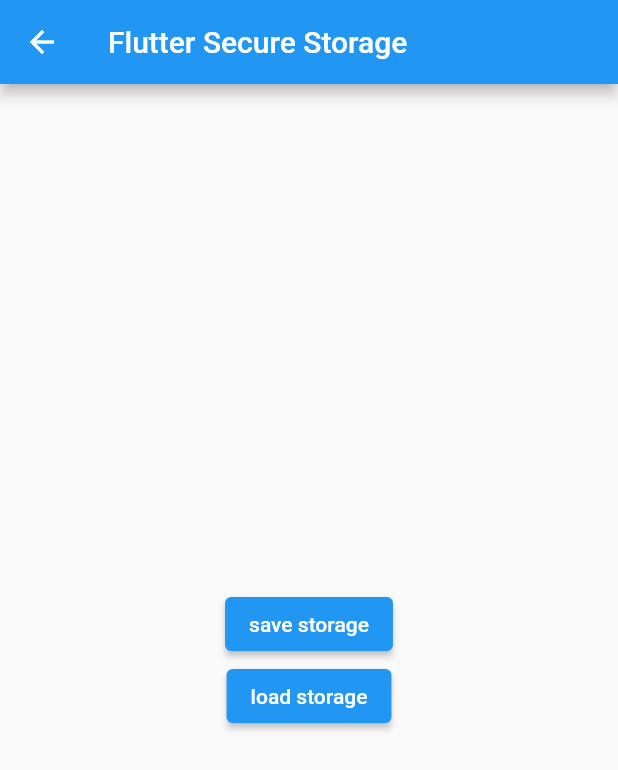
After one commit to Jamescode7/flutter_exercism, a Flutter app: the screen it shows after launch, after a tap on "secure_storage", on a phone screen of 412 x 824 dp. The commit adds this screen. Shown: the top 770 px of the screen. Run offline on Flutter 3.47's test engine with Material 2 defaults, Android fonts, the phone set to English and light mode, and no system bars; our stand-ins replace flutter_secure_storage.

Commit message:
create base64 and secure storage

```diff
--- a/lib/home.dart
+++ b/lib/home.dart
@@ -1,4 +1,6 @@
 import 'package:flutter/material.dart';
+import 'package:flutter_exercism/base64_encoding_screen.dart';
+import 'package:flutter_exercism/secure_storage_screen.dart';
 
 class Home extends StatelessWidget {
   const Home({Key? key}) : super(key: key);
@@ -7,7 +9,29 @@
   Widget build(BuildContext context) {
     return Scaffold(
       appBar: AppBar(title: Text('exercism')),
-      body: Center(child: Text('exercism')),
+      body: Center(
+          child: Column(
+        mainAxisAlignment: MainAxisAlignment.center,
+        children: [
+          Text('exercism'),
+          ElevatedButton(
+            onPressed: () {
+              Navigator.of(context).push(
+                  MaterialPageRoute(builder: (_) => Base64EncodingScreen(),)
+              );
+            },
+            child: Text('base64 Encoding'),
+          ),
+          ElevatedButton(
+            onPressed: () {
+              Navigator.of(context).push(
+                  MaterialPageRoute(builder: (_) => SecureStorageScreen(),)
+              );
+            },
+            child: Text('secure_storage'),
+          )
+        ],
+      )),
     );
   }
 }
--- /dev/null
+++ b/lib/secure_storage_screen.dart
@@ -0,0 +1,42 @@
+import 'package:flutter/material.dart';
+import 'package:flutter_secure_storage/flutter_secure_storage.dart';
+
+class SecureStorageScreen extends StatelessWidget {
+  const SecureStorageScreen({Key? key}) : super(key: key);
+
+  @override
+  Widget build(BuildContext context) {
+
+    return Scaffold(
+      appBar: AppBar(title: Text('Flutter Secure Storage')),
+      body: Center(
+          child: Column(
+            mainAxisAlignment: MainAxisAlignment.center,
+            children: [
+              ElevatedButton(
+                onPressed: () async {
+                  final storage = FlutterSecureStorage();
+                  final refreshToken = 'eyJhbGciOiJIUzI1NiIsInR5cCI6IkpXVCJ9.eyJ1c2VybmFtZSI6InRlc3RAY29kZWZhY3RvcnkuYWkiLCJzdWIiOiJmNTViMzJkMi00ZDY4LTRjMWUtYTNjYS1kYTlkN2QwZDkyZTUiLCJ0eXBlIjoicmVmcmVzaCIsImlhdCI6MTY3NTAwMDQyNSwiZXhwIjoxNjc1MDg2ODI1fQ.7SSnfU06k4Ew8lJjzPp99JLZh6iOaUm-rHZPYXfZVbE';
+                  await storage.write(key: 'KEY_001', value: 'test value 001');
+                  await storage.write(key: 'REFRESH_TOKEN_KEY', value: refreshToken);
+
+                  print('saved!');
+                },
+                child: Text('save storage'),
+              ),
+              ElevatedButton(
+                onPressed: () async {
+                  final storage = FlutterSecureStorage();
+                  final value1 = await storage.read( key: 'KEY_001');
+                  print(value1);
+
+                  final refreshToken = await storage.read(key: 'REFRESH_TOKEN_KEY');
+                  print('refreshToken : $refreshToken');
+                },
+                child: Text('load storage'),
+              ),
+            ],
+          )),
+    );
+  }
+}
--- a/pubspec.yaml
+++ b/pubspec.yaml
@@ -17,6 +17,8 @@
   cupertino_icons: ^1.0.2
   http: ^0.13.5
   dio: ^4.0.0
+  flutter_secure_storage: ^7.0.1
+
 
 dev_dependencies:
   flutter_test:
```
Also changed, not shown: lib/base64_encoding_screen.dart (added, +36 -0 lines), pubspec.lock, 14 other files.
